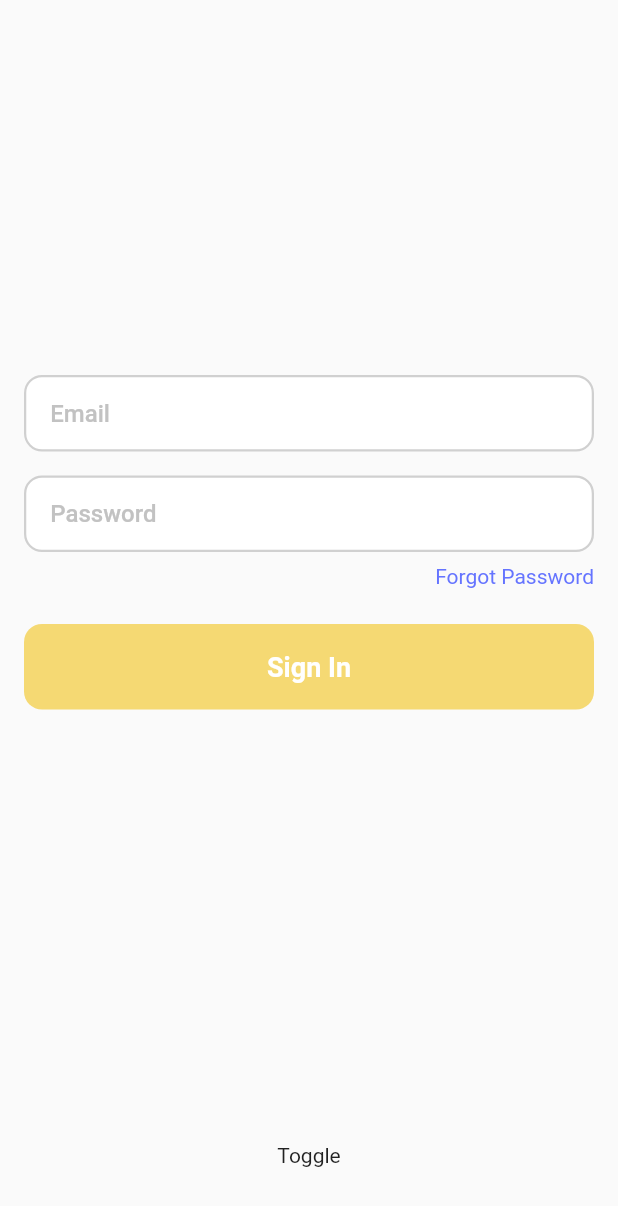
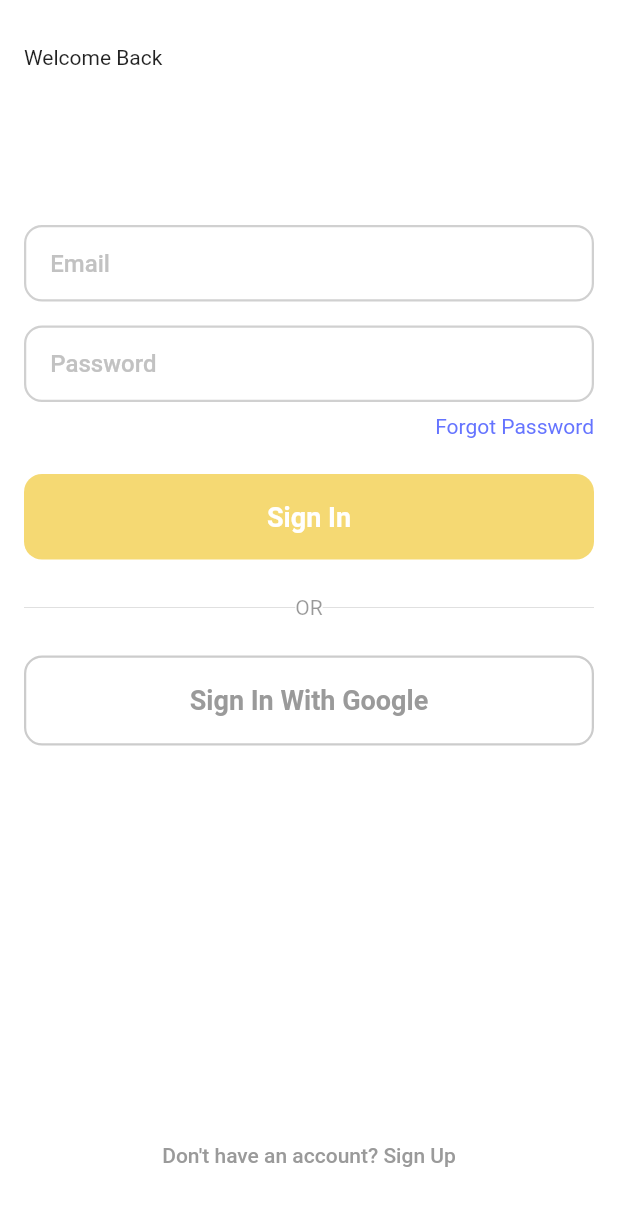
Before and after one commit to Winniew2001/MobileApplication, a Flutter app: the screen it shows after launch, on a phone screen of 412 x 824 dp. Shown: the top 1206 px of the screen. Run offline on Flutter 3.47's test engine with Material 2 defaults, Android fonts, the phone set to English and light mode, and no system bars; our stand-ins replace firebase_core, loading_animation_widget; accounts and stored records are empty.

Commit message:
Improved login and signin pages

```diff
--- a/lib/app/authentication/authentication_view.dart
+++ b/lib/app/authentication/authentication_view.dart
@@ -2,6 +2,7 @@ import 'package:mobile_application/app/components/auth_switch_button.dart';
 import 'package:mobile_application/app/authentication/signin/signin.dart';
 import 'package:mobile_application/app/authentication/signup/signup.dart';
 import 'package:flutter/material.dart';
+import 'package:mobile_application/app/components/slide_fade_switcher.dart';
 
 class AuthenticationView extends StatefulWidget {
   const AuthenticationView({Key? key}) : super(key: key);
@@ -16,11 +17,21 @@ class _AuthenticationViewState extends State<AuthenticationView> {
   @override
   Widget build(BuildContext context) {
     return Scaffold(
+      backgroundColor: Colors.white,
       resizeToAvoidBottomInset: false,
       body: Stack(children: [
         Padding(
-          padding: const EdgeInsets.fromLTRB(16, 250, 16, 0),
-          child: _showSignIn ? SignIn() : SignUp(),
+          padding: const EdgeInsets.fromLTRB(16.0, 30.0, 0.0, 0.0),
+          child: Align(
+            alignment: Alignment.topLeft,
+            child: _showSignIn ? Text("Welcome Back") : Text("Sign Up"),
+          ),
+        ),
+        Padding(
+          padding: const EdgeInsets.fromLTRB(16, 150, 16, 0),
+          child: SlideFadeSwitcher(
+            child: _showSignIn ? SignIn() : SignUp(),
+          ),
         ),
         AuthSwitchButton(
             showSignIn: _showSignIn,
--- /dev/null
+++ b/lib/app/authentication/google_signin/google_sign_in_button.dart
@@ -0,0 +1,32 @@
+import 'package:flutter/material.dart';
+import 'package:mobile_application/app/components/animated_button.dart';
+
+class GoogleSignInButton extends StatelessWidget {
+  const GoogleSignInButton({Key? key}) : super(key: key);
+
+  @override
+  Widget build(BuildContext context) {
+    return AnimatedButton(
+      onTap: (){},
+      child: Container(
+        padding: const EdgeInsets.symmetric(vertical: 18.0),
+        alignment: Alignment.center,
+        decoration: BoxDecoration(
+          borderRadius: BorderRadius.circular(12),
+          border: Border.all(
+            color: Colors.black.withOpacity(0.2),
+            width: 1.5,
+          ),
+        ),
+        child: const Text(
+          "Sign In With Google",
+          style: TextStyle(
+            color: Color(0xFF9A9A9A),
+            fontWeight: FontWeight.bold,
+            fontSize: 18,
+          ),
+        ),
+      ),
+    );
+  }
+}
--- a/lib/app/authentication/signin/forgot_password_button.dart
+++ b/lib/app/authentication/signin/forgot_password_button.dart
@@ -1,4 +1,6 @@
+import 'package:flutter/cupertino.dart';
 import 'package:flutter/material.dart';
+import 'package:mobile_application/app/authentication/forgot_password/forgot_password_view.dart';
 
 class ForgotPasswordButton extends StatelessWidget {
   const ForgotPasswordButton({Key? key}) : super(key: key);
@@ -6,9 +8,16 @@ class ForgotPasswordButton extends StatelessWidget {
   @override
   Widget build(BuildContext context) {
     return GestureDetector(
-      onTap: () {},
-      child: Padding(
-        padding: const EdgeInsets.symmetric(vertical: 8.0),
+      onTap: () {
+        Navigator.of(context).push(
+          CupertinoPageRoute(
+            fullscreenDialog: true,
+            builder: (_) => ForgotPasswordView(),
+          ),
+        );
+      },
+      child: const Padding(
+        padding: EdgeInsets.symmetric(vertical: 8.0),
         child: Align(
           alignment: Alignment.centerRight,
           child: Text(
--- /dev/null
+++ b/lib/app/authentication/signin/or_divider.dart
@@ -0,0 +1,28 @@
+import 'package:flutter/material.dart';
+
+class OrDivider extends StatelessWidget {
+  const OrDivider({Key? key}) : super(key: key);
+
+  @override
+  Widget build(BuildContext context) {
+    return Padding(
+      padding: const EdgeInsets.symmetric(vertical: 24),
+      child: Row(
+        children: [
+          const Expanded(
+            child: Divider(),
+          ),
+          Text(
+            "OR",
+            style: TextStyle(
+              color: Colors.black.withOpacity(0.4),
+            ),
+          ),
+          const Expanded(
+            child: Divider(),
+          ),
+        ],
+      ),
+    );
+  }
+}
--- a/lib/app/authentication/signin/signin.dart
+++ b/lib/app/authentication/signin/signin.dart
@@ -1,4 +1,6 @@
 import 'package:flutter/material.dart';
+import 'package:mobile_application/app/authentication/google_signin/google_sign_in_button.dart';
+import 'package:mobile_application/app/authentication/signin/or_divider.dart';
 import 'password.dart';
 import 'email.dart';
 import 'button.dart';
@@ -21,6 +23,8 @@ class SignIn extends StatelessWidget {
           height: 16.0,
         ),
         SignInButton(),
+        OrDivider(),
+        GoogleSignInButton(),
       ],
     );
   }
--- a/lib/app/authentication/signup/button.dart
+++ b/lib/app/authentication/signup/button.dart
@@ -1,3 +1,4 @@
+import 'package:flutter/cupertino.dart';
 import 'package:flutter/material.dart';
 import '../../components/animated_button.dart';
 import '../../components/rounded_button_style.dart';
@@ -8,7 +9,10 @@ class SignUpButton extends StatelessWidget {
   @override
   Widget build(BuildContext context) {
     return AnimatedButton(
-      onTap: () {},
+      onTap: () {
+        //ErrorDialog.show(context, "Failed SignUp");
+        //LoadingSheet.show(context);
+      },
       child: const RoundedButtonStyle(
         title: "Sign up",
       ),
--- a/lib/app/components/auth_switch_button.dart
+++ b/lib/app/components/auth_switch_button.dart
@@ -1,4 +1,10 @@
 import 'package:flutter/material.dart';
+import 'package:mobile_application/app/components/slide_fade_switcher.dart';
+
+const _kTextStyle = TextStyle(
+  fontWeight: FontWeight.w500,
+  color: Color(0xFF9A9A9A),
+);
 
 class AuthSwitchButton extends StatelessWidget {
   final bool showSignIn;
@@ -19,7 +25,19 @@ class AuthSwitchButton extends StatelessWidget {
         child: Container(
           alignment: Alignment.center,
           padding: EdgeInsets.all(16.0),
-          child: Text("Toggle"),
+          child: SlideFadeSwitcher(
+            child: showSignIn
+                ? const Text(
+                    "Don't have an account? Sign Up",
+                    key: ValueKey("SignIn"),
+                    style: _kTextStyle,
+                  )
+                : const Text(
+                    "Already have an account? Sign In",
+                    key: ValueKey("SignUp"),
+                    style: _kTextStyle,
+                  ),
+          ),
         ),
       ),
     );
--- /dev/null
+++ b/lib/app/components/slide_fade_switcher.dart
@@ -0,0 +1,37 @@
+import 'package:flutter/material.dart';
+
+class SlideFadeSwitcher extends StatelessWidget {
+  final Widget child;
+
+  const SlideFadeSwitcher({Key? key, required this.child}) : super(key: key);
+
+  @override
+  Widget build(BuildContext context) {
+    return AnimatedSwitcher(
+      duration: const Duration(milliseconds: 400),
+      transitionBuilder: ((child, animation) {
+        final offsetAnimation = Tween<Offset>(
+          begin: const Offset(0, 0.1),
+          end: Offset.zero,
+        ).animate(animation);
+        final fadeAnimation = Tween<double>(begin: 0.0, end: 1.0).animate(
+          CurvedAnimation(
+            parent: animation,
+            curve: const Interval(
+              0.5,
+              1.0,
+            ),
+          ),
+        );
+        return FadeTransition(
+          opacity: fadeAnimation,
+          child: SlideTransition(
+            position: offsetAnimation,
+            child: child,
+          ),
+        );
+      }),
+      child: child,
+    );
+  }
+}
--- a/pubspec.yaml
+++ b/pubspec.yaml
@@ -13,6 +13,7 @@ dependencies:
     sdk: flutter
   cloud_firestore: ^4.0.4
   firebase_core: ^2.1.1
+  loading_animation_widget:
 
 
   cupertino_icons: ^1.0.2
```
Also changed, not shown: lib/app/authentication/forgot_password/forgot_password_view.dart (added, +41 -0 lines), lib/app/components/loading_error.dart (added, +60 -0 lines), pubspec.lock.
